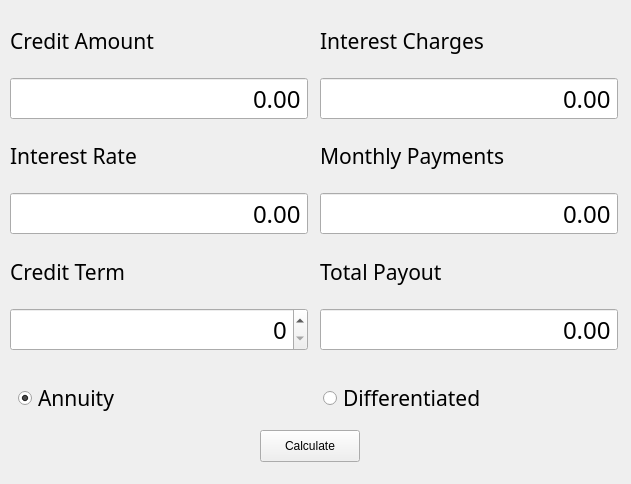
Old version of the form src/view/credit.ui in the repository GagarinAndrei/s21_smart_calc.
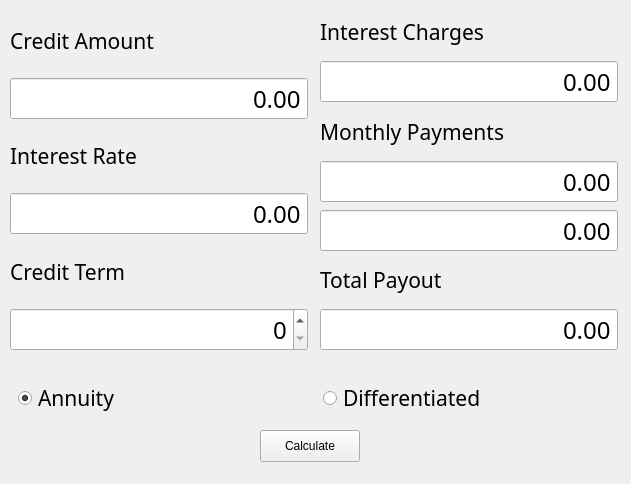
New version of the form.

```diff
--- a/src/view/credit.ui
+++ b/src/view/credit.ui
@@ -248,6 +248,28 @@
       </property>
      </widget>
     </item>
+    <item>
+     <widget class="QDoubleSpinBox" name="dSB_monthly_payments_2">
+      <property name="font">
+       <font>
+        <family>Fira Code</family>
+        <pointsize>18</pointsize>
+       </font>
+      </property>
+      <property name="alignment">
+       <set>Qt::AlignRight|Qt::AlignTrailing|Qt::AlignVCenter</set>
+      </property>
+      <property name="readOnly">
+       <bool>true</bool>
+      </property>
+      <property name="buttonSymbols">
+       <enum>QAbstractSpinBox::NoButtons</enum>
+      </property>
+      <property name="maximum">
+       <double>10000000000.000000000000000</double>
+      </property>
+     </widget>
+    </item>
     <item>
      <widget class="QLabel" name="l_total_payout">
       <property name="font">
```
